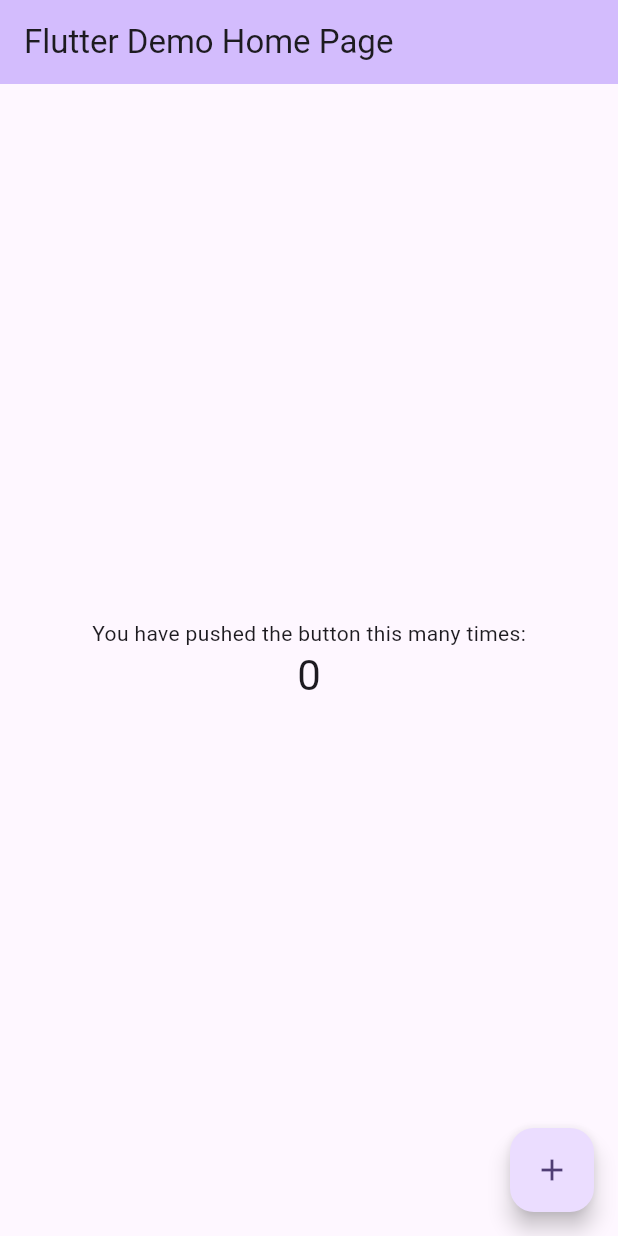
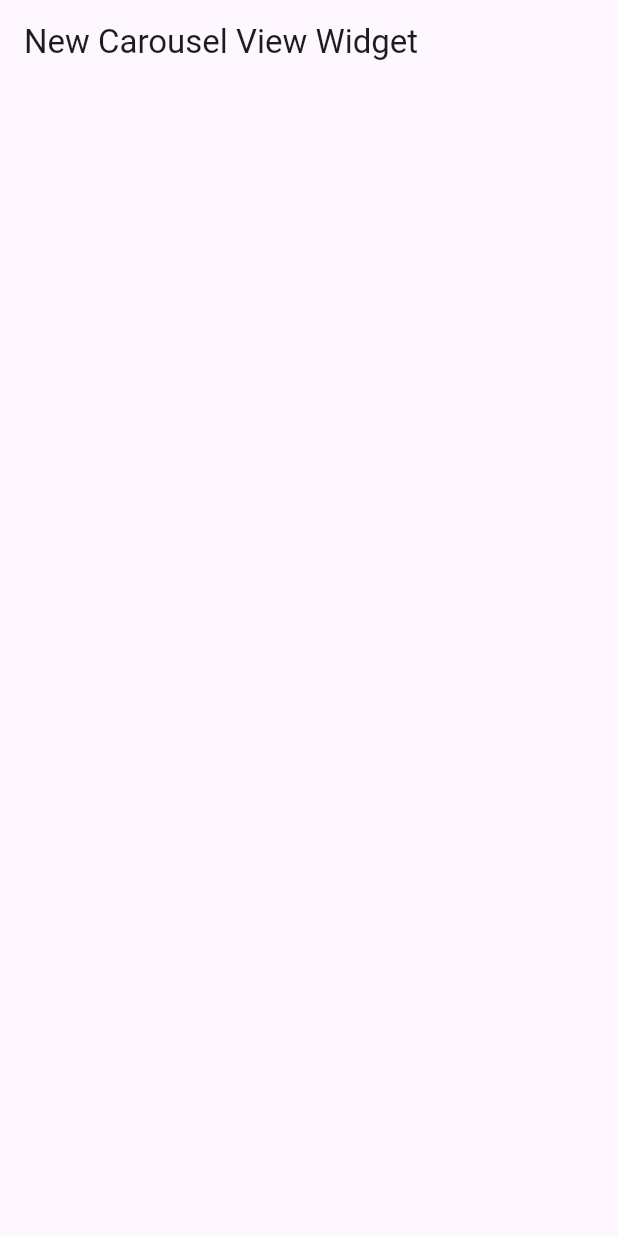
Before and after one commit to azix-khan/New-Carousel-View-Widget, a Flutter app: the screen it shows after launch, on a phone screen of 412 x 824 dp. Run offline on Flutter 3.47's test engine with Material 3 defaults, Android fonts, the phone set to English and light mode, and no system bars.

Commit message:
setting up project architecture

```diff
--- /dev/null
+++ b/lib/app.dart
@@ -0,0 +1,11 @@
+import 'package:flutter/material.dart';
+import 'package:new_carousel_view/app_view.dart';
+
+class MyApp extends StatelessWidget {
+  const MyApp({super.key});
+
+  @override
+  Widget build(BuildContext context) {
+    return const MyAppView();
+  }
+}
--- /dev/null
+++ b/lib/app_view.dart
@@ -0,0 +1,15 @@
+import 'package:flutter/material.dart';
+import 'package:new_carousel_view/screens/carousel_view_screen.dart';
+
+class MyAppView extends StatelessWidget {
+  const MyAppView({super.key});
+
+  @override
+  Widget build(BuildContext context) {
+    return const MaterialApp(
+      debugShowCheckedModeBanner: false,
+      title: 'New Carousel View Widget',
+      home: CarouselViewScreen(),
+    );
+  }
+}
--- a/lib/main.dart
+++ b/lib/main.dart
@@ -1,125 +1,6 @@
 import 'package:flutter/material.dart';
+import 'package:new_carousel_view/app.dart';
 
 void main() {
   runApp(const MyApp());
 }
-
-class MyApp extends StatelessWidget {
-  const MyApp({super.key});
-
-  // This widget is the root of your application.
-  @override
-  Widget build(BuildContext context) {
-    return MaterialApp(
-      title: 'Flutter Demo',
-      theme: ThemeData(
-        // This is the theme of your application.
-        //
-        // TRY THIS: Try running your application with "flutter run". You'll see
-        // the application has a purple toolbar. Then, without quitting the app,
-        // try changing the seedColor in the colorScheme below to Colors.green
-        // and then invoke "hot reload" (save your changes or press the "hot
-        // reload" button in a Flutter-supported IDE, or press "r" if you used
-        // the command line to start the app).
-        //
-        // Notice that the counter didn't reset back to zero; the application
-        // state is not lost during the reload. To reset the state, use hot
-        // restart instead.
-        //
-        // This works for code too, not just values: Most code changes can be
-        // tested with just a hot reload.
-        colorScheme: ColorScheme.fromSeed(seedColor: Colors.deepPurple),
-        useMaterial3: true,
-      ),
-      home: const MyHomePage(title: 'Flutter Demo Home Page'),
-    );
-  }
-}
-
-class MyHomePage extends StatefulWidget {
-  const MyHomePage({super.key, required this.title});
-
-  // This widget is the home page of your application. It is stateful, meaning
-  // that it has a State object (defined below) that contains fields that affect
-  // how it looks.
-
-  // This class is the configuration for the state. It holds the values (in this
-  // case the title) provided by the parent (in this case the App widget) and
-  // used by the build method of the State. Fields in a Widget subclass are
-  // always marked "final".
-
-  final String title;
-
-  @override
-  State<MyHomePage> createState() => _MyHomePageState();
-}
-
-class _MyHomePageState extends State<MyHomePage> {
-  int _counter = 0;
-
-  void _incrementCounter() {
-    setState(() {
-      // This call to setState tells the Flutter framework that something has
-      // changed in this State, which causes it to rerun the build method below
-      // so that the display can reflect the updated values. If we changed
-      // _counter without calling setState(), then the build method would not be
-      // called again, and so nothing would appear to happen.
-      _counter++;
-    });
-  }
-
-  @override
-  Widget build(BuildContext context) {
-    // This method is rerun every time setState is called, for instance as done
-    // by the _incrementCounter method above.
-    //
-    // The Flutter framework has been optimized to make rerunning build methods
-    // fast, so that you can just rebuild anything that needs updating rather
-    // than having to individually change instances of widgets.
-    return Scaffold(
-      appBar: AppBar(
-        // TRY THIS: Try changing the color here to a specific color (to
-        // Colors.amber, perhaps?) and trigger a hot reload to see the AppBar
-        // change color while the other colors stay the same.
-        backgroundColor: Theme.of(context).colorScheme.inversePrimary,
-        // Here we take the value from the MyHomePage object that was created by
-        // the App.build method, and use it to set our appbar title.
-        title: Text(widget.title),
-      ),
-      body: Center(
-        // Center is a layout widget. It takes a single child and positions it
-        // in the middle of the parent.
-        child: Column(
-          // Column is also a layout widget. It takes a list of children and
-          // arranges them vertically. By default, it sizes itself to fit its
-          // children horizontally, and tries to be as tall as its parent.
-          //
-          // Column has various properties to control how it sizes itself and
-          // how it positions its children. Here we use mainAxisAlignment to
-          // center the children vertically; the main axis here is the vertical
-          // axis because Columns are vertical (the cross axis would be
-          // horizontal).
-          //
-          // TRY THIS: Invoke "debug painting" (choose the "Toggle Debug Paint"
-          // action in the IDE, or press "p" in the console), to see the
-          // wireframe for each widget.
-          mainAxisAlignment: MainAxisAlignment.center,
-          children: <Widget>[
-            const Text(
-              'You have pushed the button this many times:',
-            ),
-            Text(
-              '$_counter',
-              style: Theme.of(context).textTheme.headlineMedium,
-            ),
-          ],
-        ),
-      ),
-      floatingActionButton: FloatingActionButton(
-        onPressed: _incrementCounter,
-        tooltip: 'Increment',
-        child: const Icon(Icons.add),
-      ), // This trailing comma makes auto-formatting nicer for build methods.
-    );
-  }
-}
--- /dev/null
+++ b/lib/screens/carousel_view_screen.dart
@@ -0,0 +1,30 @@
+import 'package:flutter/material.dart';
+
+class CarouselViewScreen extends StatefulWidget {
+  const CarouselViewScreen({super.key});
+
+  @override
+  State<CarouselViewScreen> createState() => _CarouselViewScreenState();
+}
+
+class _CarouselViewScreenState extends State<CarouselViewScreen> {
+  @override
+  Widget build(BuildContext context) {
+    return Scaffold(
+      appBar: AppBar(
+        title: const Text("New Carousel View Widget"),
+        elevation: 0,
+      ),
+      body: Column(
+        children: [
+          const SizedBox(
+            height: 30,
+          ),
+          const SizedBox(
+            height: 234,
+          )
+        ],
+      ),
+    );
+  }
+}
```
Also changed, not shown: 1 other file.
